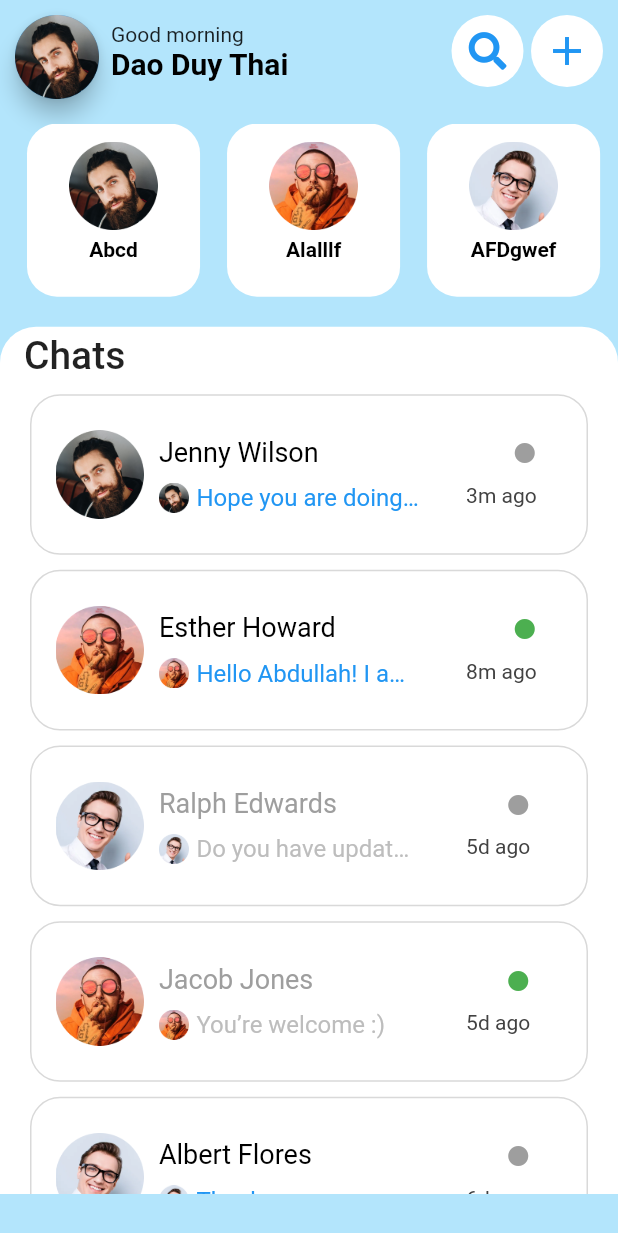
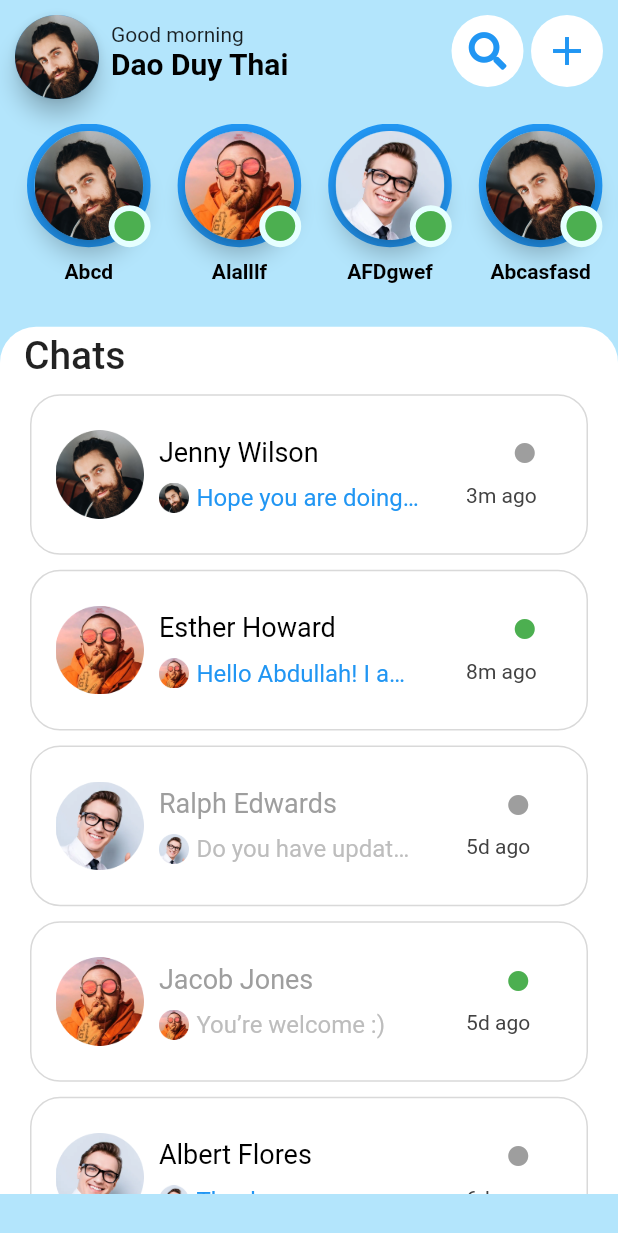
Before and after one commit to duythai01/ChatApp_flutter, a Flutter app: the HomeScreen screen opened directly, on a phone screen of 412 x 824 dp. Shown: the top 1233 px of the screen. Run offline on Flutter 3.47's test engine with Material 2 defaults, Android fonts, the phone set to English and light mode, and no system bars; our stand-ins replace flutter_svg.

Commit message:
Update StoryBoard and add icon status StoryBoard

```diff
--- a/lib/constants.dart
+++ b/lib/constants.dart
@@ -1,6 +1,6 @@
 import 'package:flutter/material.dart';
 
-const kPrimaryColor = Color(0xFF66d9ff);
+const kPrimaryColor = Color(0xFFe6ffff);
 const kSecondaryColor = Color(0xFFFE9901);
 const kContentColorLightTheme = Color(0xFF1D1D35);
 const kContentColorDarkTheme = Color(0xFFF5FCF9);
--- a/lib/screens/Home/friend_active.dart
+++ b/lib/screens/Home/friend_active.dart
@@ -3,32 +3,61 @@
 import 'package:flutter/material.dart';
 import 'package:flutter_chat/models/Friend.dart';
 
-Padding BuildFriendActive(Size size, int index) {
+import '../../constants.dart';
+
+Padding BuildStoryBoard(Size size, int index) {
   return Padding(
     padding: const EdgeInsets.only(left: 18),
     child: Container(
-        width: size.height * 0.14,
-        decoration: BoxDecoration(
-          color: Colors.white,
-          borderRadius: BorderRadius.circular(20),
-        ),
-        child: Padding(
-          padding: const EdgeInsets.all(12),
+      height: size.height * 0.5,
+      width: size.width * 0.2,
       child: Column(
         children: [
-              Image.asset(
+          SizedBox(
+            height: size.width * 0.2,
+            width: size.width * 0.2,
+            child: Stack(children: [
+              Container(
+                height: size.width * 0.2,
+                width: size.width * 0.2,
+                decoration: BoxDecoration(
+                    borderRadius: BorderRadius.circular(50),
+                    border: Border.all(
+                      color: Colors.blue,
+                      width: 5,
+                    )),
+                child: FloatingActionButton(
+                  heroTag: "btn $index",
+                  onPressed: () {},
+                  child: Image.asset(
                     friendsList[index].image,
-                scale: 3.8,
+                    scale: 2,
                   ),
-              const SizedBox(
-                height: 5,
                 ),
+              ),
+              Align(
+                  alignment: Alignment.bottomRight,
+                  child: Container(
+                    decoration: BoxDecoration(
+                        color: kPrimaryColor,
+                        borderRadius: BorderRadius.circular(50),
+                        border: Border.all(
+                          color: kPrimaryColor,
+                          width: 2,
+                        )),
+                    child: Icon(
+                      Icons.circle,
+                      color: Colors.green,
+                    ),
+                  ))
+            ]),
+          ),
+          SizedBox(height: 8),
           Text(friendsList[index].name,
               style: const TextStyle(
                   color: Colors.black, fontWeight: FontWeight.w600))
         ],
       ),
     ),
-      ),
   );
 }
--- a/lib/screens/Home/home.dart
+++ b/lib/screens/Home/home.dart
@@ -37,7 +37,7 @@ class HomeScreen extends StatelessWidget {
                   ],
                 ),
               )),
-              // active friend
+          // active friend
           Column(
             mainAxisAlignment: MainAxisAlignment.spaceBetween,
             children: [
@@ -48,10 +48,11 @@ class HomeScreen extends StatelessWidget {
                       scrollDirection: Axis.horizontal,
                       itemCount: friendsList.length,
                       itemBuilder: (context, index) =>
-                          BuildFriendActive(size, index))),
+                          BuildStoryBoard(size, index))),
               Stack(children: [
                 Container(
-                  height: size.height -size.height * 0.14 -size.height * 0.1 - 48,
+                  height:
+                      size.height - size.height * 0.14 - size.height * 0.1 - 48,
                   width: size.width,
                   padding: const EdgeInsets.only(top: 15, left: 20, right: 20),
                   margin: const EdgeInsets.only(top: 20),
--- a/lib/screens/login_screen/login.dart
+++ b/lib/screens/login_screen/login.dart
@@ -162,9 +162,8 @@ class LoginContent extends StatelessWidget {
                         color: Colors.blue,
                         minWidth: double.infinity,
                         onPressed: () {
-
-                          if (validationService.isLogin) {
-                             Navigator.push(
+                          if (validationService.isValid()) {
+                            Navigator.push(
                                 context,
                                 MaterialPageRoute(
                                   builder: (context) => const HomeScreen(),
--- a/lib/validation.dart/validation_login.dart
+++ b/lib/validation.dart/validation_login.dart
@@ -54,14 +54,12 @@ class LoginValidate with ChangeNotifier {
     notifyListeners();
   }
 
-  void isValid() {
-    if (phoneNumber != null && password != null) {
-      isLogin = false;
+  bool isValid() {
+    if (_phoneNumber.value != null && _password.value != null) {
+      return true;
     } else {
-      isLogin = true;
+      return false;
     }
-
-    notifyListeners();
   }
 }
 
```
Lines whose indentation alone changed are shown as unchanged.
